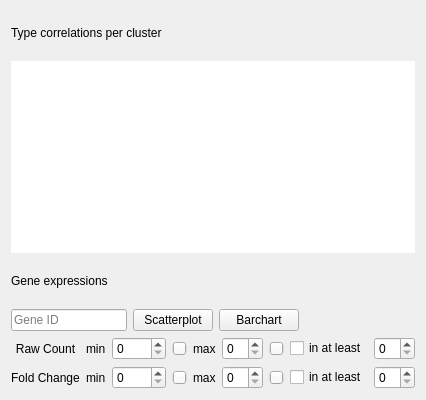
First picture: the form in TabWidget.ui, repository KaikiasVind/CellBadger, before the edit.
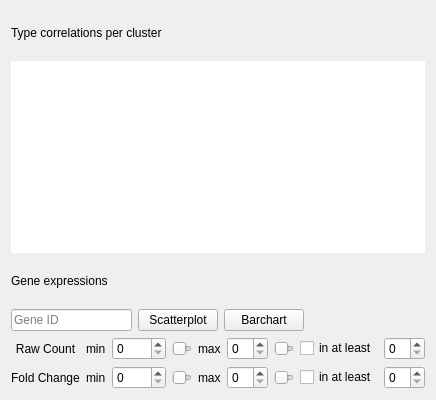
Second picture: the form after the edit.

Commit message:
Finished separation of filtering of different tabs.
Found the bug that has been caused by trying to change a value of the proxymodel before the proxymodel had been initialized.

```diff
--- a/TabWidget.ui
+++ b/TabWidget.ui
@@ -6,7 +6,7 @@
    <rect>
     <x>0</x>
     <y>0</y>
-    <width>412</width>
+    <width>436</width>
     <height>400</height>
    </rect>
   </property>
@@ -156,6 +156,9 @@
      </property>
      <item row="2" column="7">
       <widget class="QSlider" name="horizontalSliderFilterOptionsRawCountCutOffMax">
+       <property name="pageStep">
+        <number>0</number>
+       </property>
        <property name="orientation">
         <enum>Qt::Horizontal</enum>
        </property>
@@ -163,6 +166,9 @@
      </item>
      <item row="3" column="7">
       <widget class="QSlider" name="horizontalSliderFilterOptionsFoldChangeCutOffMax">
+       <property name="pageStep">
+        <number>0</number>
+       </property>
        <property name="orientation">
         <enum>Qt::Horizontal</enum>
        </property>
@@ -215,9 +221,18 @@
        <property name="maximum">
         <number>5000</number>
        </property>
+       <property name="pageStep">
+        <number>0</number>
+       </property>
        <property name="orientation">
         <enum>Qt::Horizontal</enum>
        </property>
+       <property name="invertedAppearance">
+        <bool>false</bool>
+       </property>
+       <property name="invertedControls">
+        <bool>false</bool>
+       </property>
       </widget>
      </item>
      <item row="2" column="8">
@@ -251,6 +266,9 @@
        <property name="maximum">
         <number>50</number>
        </property>
+       <property name="pageStep">
+        <number>0</number>
+       </property>
        <property name="orientation">
         <enum>Qt::Horizontal</enum>
        </property>
```
The commit also changes 4 other files.
